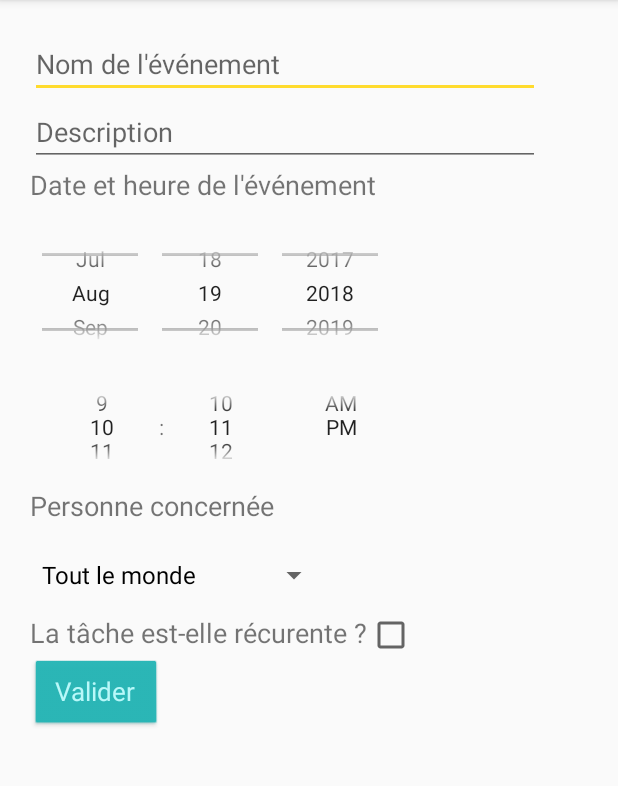
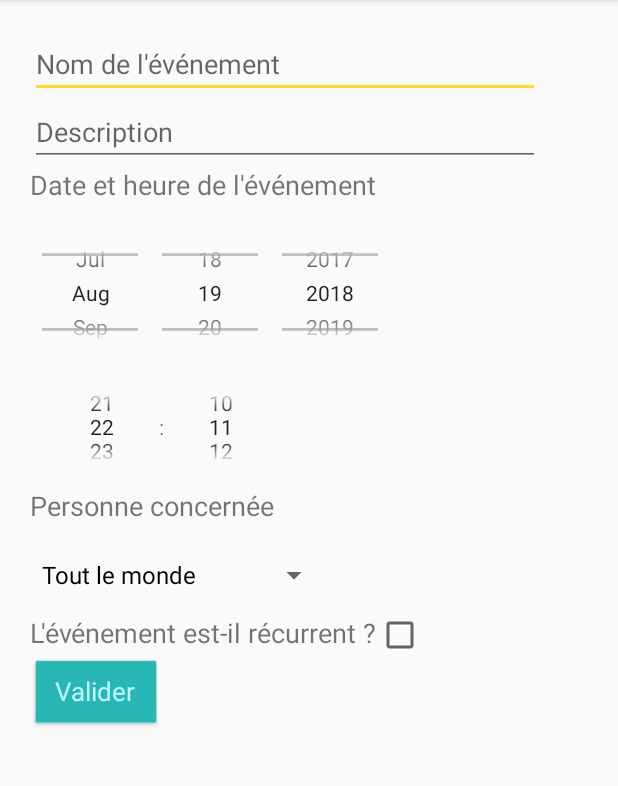
Before and after one commit to Steffi-Baugnies/SharedEffort, an Android app: the AddEventActivity screen opened directly, with no data from a screen before it, on a phone screen of 412 x 824 dp, the part 84-870 px from its top. Run offline under Robolectric (Android 15) with nearby library versions, the phone set to English and light mode, and no system bars; 1 statement that could not run was skipped.

Commit message:
design fix and transfer task bug fix

```diff
--- a/SharedEffort/app/src/main/java/com/example/steff/sharedeffort/AddEventActivity.java
+++ b/SharedEffort/app/src/main/java/com/example/steff/sharedeffort/AddEventActivity.java
@@ -40,6 +40,7 @@ public class AddEventActivity extends AppCompatActivity {
         mEventDescription = findViewById(R.id.activity_addEvent_eventDesc);
         mDatePicker = findViewById(R.id.activity_addEvent_datePicker);
         mTimePicker = findViewById(R.id.activity_addEvent_timePicker);
+        mTimePicker.setIs24HourView(true);
         mUserSpinner = findViewById(R.id.activity_addEvent_userSpinner);
         mRecurrence = findViewById(R.id.activity_addEvent_recurrence);
 
--- a/SharedEffort/app/src/main/java/com/example/steff/sharedeffort/AddTaskActivity.java
+++ b/SharedEffort/app/src/main/java/com/example/steff/sharedeffort/AddTaskActivity.java
@@ -108,7 +108,7 @@ public class AddTaskActivity extends AppCompatActivity {
     public void createSpinner() {
         List<String> familyMembersName = new ArrayList<>();
         List<FamilyMember> familyMembers = ConnectedUserInfo.getInstance().getFamilyMembers();
-        familyMembersName.add("libre");
+        familyMembersName.add("Libre");
         for (int i = 0; i < familyMembers.size(); i++) {
             familyMembersName.add(familyMembers.get(i).getFname());
         }
--- a/SharedEffort/app/src/main/java/com/example/steff/sharedeffort/FamilyBoardActivity.java
+++ b/SharedEffort/app/src/main/java/com/example/steff/sharedeffort/FamilyBoardActivity.java
@@ -300,6 +300,8 @@ public class FamilyBoardActivity extends AppCompatActivity {
 
                     btn.setScaleX(0.8F);
                     btn.setScaleY(0.8F);
+                    btn.setAllCaps(false);
+                    btn.setTextSize(19);
                     btn.setTextColor(getResources().getColor(R.color.textColor));
 
                     if(task.status == 0) {
@@ -375,15 +377,15 @@ public class FamilyBoardActivity extends AppCompatActivity {
         if(ConnectedUserInfo.getInstance().getConnectedMember().getAdmin()){
             task.setVisibility(View.VISIBLE);
         }
-
+        final AlertDialog alertDialog = builder.create();
         Button event = dialogView.findViewById(R.id.add_event_btn);
         event.setOnClickListener(new View.OnClickListener() {
             @Override
             public void onClick(View v) {
+                alertDialog.cancel();
                 addEvent();
             }
         });
-        final AlertDialog alertDialog = builder.create();
         task.setOnClickListener(new View.OnClickListener() {
             @Override
             public void onClick(View v) {
--- a/SharedEffort/app/src/main/java/com/example/steff/sharedeffort/FamilyMemberManagementActivity.java
+++ b/SharedEffort/app/src/main/java/com/example/steff/sharedeffort/FamilyMemberManagementActivity.java
@@ -87,6 +87,7 @@ public class FamilyMemberManagementActivity extends AppCompatActivity {
             btn.setScaleX(0.8F);
             btn.setScaleY(0.8F);
             btn.setText(familyMembers.get(i).getFname());
+            btn.setWidth(800);
             btn.setBackgroundColor(getResources().getColor(R.color.logoBottom));
             btn.setTextColor(getResources().getColor(R.color.logoMiddleBottom));
             btn.setTextSize(20);
--- a/SharedEffort/app/src/main/java/com/example/steff/sharedeffort/TaskDetailActivity.java
+++ b/SharedEffort/app/src/main/java/com/example/steff/sharedeffort/TaskDetailActivity.java
@@ -221,8 +221,12 @@ public class TaskDetailActivity extends AppCompatActivity {
                     e.printStackTrace();
                 }
                 if(state == 1){
+                    ConnectedUserInfo.getInstance().getConnectedMember().setPoints(ConnectedUserInfo.getInstance().getConnectedMember().getPoints() - mTask.pointsForTransfer);
                     PreviousToast.getInstance().setMessage(message);
+                    Intent familyBoardActivity = new Intent(TaskDetailActivity.this, FamilyBoardActivity.class);
                     finish();
+                    startActivity(familyBoardActivity);
+
                 }else{
                     final String finalMessage = message;
                     runOnUiThread(new Runnable() {
--- a/SharedEffort/app/src/main/res/layout/activity_add_event.xml
+++ b/SharedEffort/app/src/main/res/layout/activity_add_event.xml
@@ -71,7 +71,7 @@
             android:id="@+id/activity_addEvent_recurrence_text"
             android:layout_width="wrap_content"
             android:layout_height="wrap_content"
-            android:text="La tâche est-elle récurente ?"
+            android:text="L'événement est-il récurrent ?"
             android:textSize="18sp"
             android:focusable="false"
             />
--- a/SharedEffort/app/src/main/res/layout/activity_add_family_member.xml
+++ b/SharedEffort/app/src/main/res/layout/activity_add_family_member.xml
@@ -65,6 +65,7 @@
         <TextView
             android:layout_width="wrap_content"
             android:layout_height="wrap_content"
+            android:textSize="14dp"
             android:focusable="false"
             android:text="L'utilisateur aura-t-il les droits d'administrateur ? "/>
         <CheckBox
--- a/SharedEffort/app/src/main/res/layout/user_selection_popup.xml
+++ b/SharedEffort/app/src/main/res/layout/user_selection_popup.xml
@@ -10,7 +10,7 @@
         android:layout_width="wrap_content"
         android:layout_height="wrap_content"
         android:textSize="18sp"
-        android:text="Sélectionner la personne a qui transférer la tâche"/>
+        android:text="Sélectionner la personne à qui transférer la tâche"/>
     <Spinner
         android:id="@+id/user_selection_popup_spinner"
         android:layout_width="wrap_content"
```
